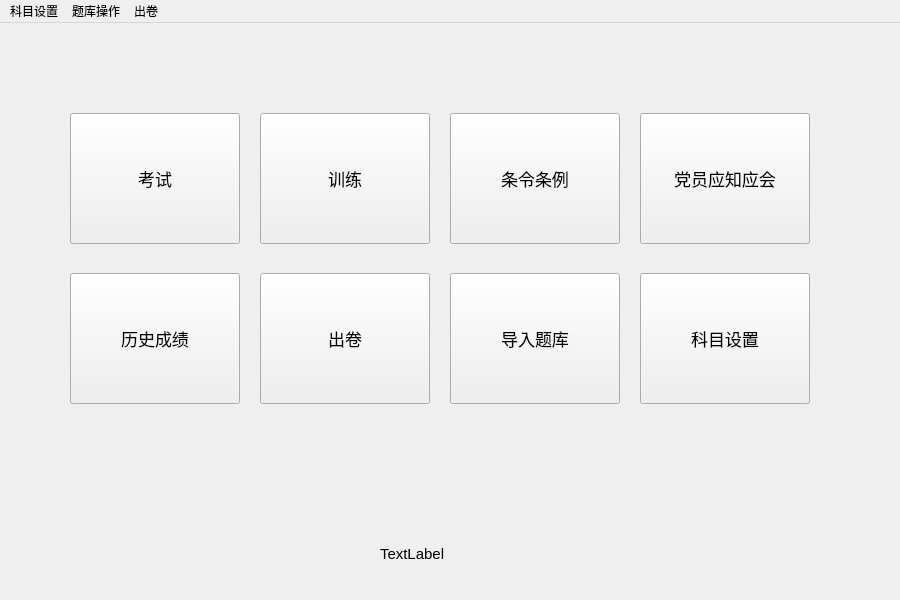
janonoly/exampc, file views/Main.ui: the form before one commit.
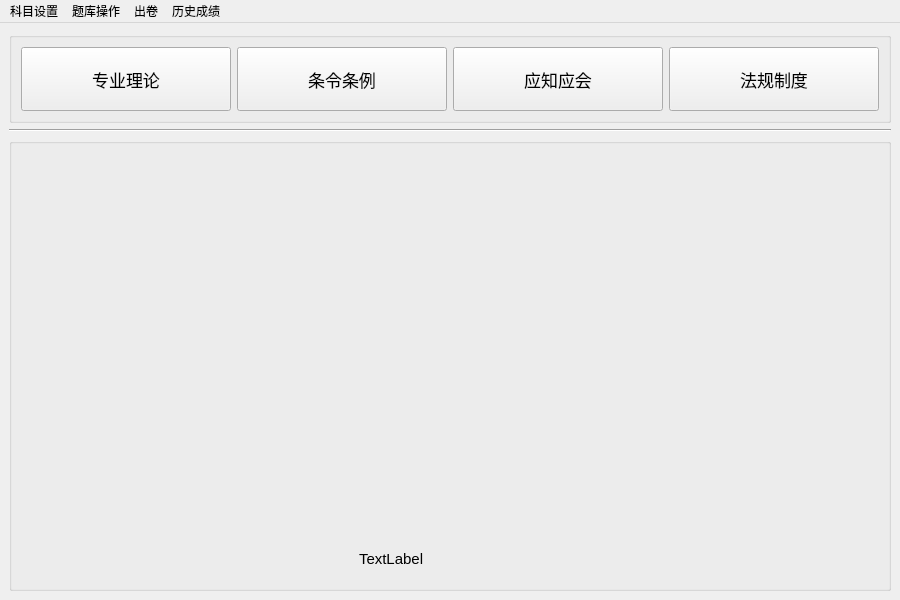
The form after the commit.

```diff
--- a/views/Main.ui
+++ b/views/Main.ui
@@ -35,14 +35,26 @@
    <bool>false</bool>
   </property>
   <widget class="QWidget" name="centralwidget">
+   <layout class="QVBoxLayout" name="verticalLayout">
+    <item>
+     <widget class="QGroupBox" name="groupBox">
+      <property name="sizePolicy">
+       <sizepolicy hsizetype="Preferred" vsizetype="Preferred">
+        <horstretch>0</horstretch>
+        <verstretch>1</verstretch>
+       </sizepolicy>
+      </property>
+      <property name="title">
+       <string/>
+      </property>
+      <layout class="QHBoxLayout" name="horizontalLayout">
+       <item>
    <widget class="QPushButton" name="pushButton">
-    <property name="geometry">
-     <rect>
-      <x>70</x>
-      <y>90</y>
-      <width>170</width>
-      <height>131</height>
-     </rect>
+         <property name="sizePolicy">
+          <sizepolicy hsizetype="Minimum" vsizetype="Expanding">
+           <horstretch>1</horstretch>
+           <verstretch>0</verstretch>
+          </sizepolicy>
     </property>
     <property name="font">
      <font>
@@ -50,17 +62,17 @@
      </font>
     </property>
     <property name="text">
-     <string>考试</string>
-    </property>
-   </widget>
+          <string>专业理论</string>
+         </property>
+        </widget>
+       </item>
+       <item>
    <widget class="QPushButton" name="pushButton_2">
-    <property name="geometry">
-     <rect>
-      <x>260</x>
-      <y>90</y>
-      <width>170</width>
-      <height>131</height>
-     </rect>
+         <property name="sizePolicy">
+          <sizepolicy hsizetype="Minimum" vsizetype="Expanding">
+           <horstretch>1</horstretch>
+           <verstretch>0</verstretch>
+          </sizepolicy>
     </property>
     <property name="font">
      <font>
@@ -68,16 +80,74 @@
      </font>
     </property>
     <property name="text">
-     <string>训练</string>
-    </property>
-   </widget>
+          <string>条令条例</string>
+         </property>
+        </widget>
+       </item>
+       <item>
+        <widget class="QPushButton" name="pushButton_8">
+         <property name="sizePolicy">
+          <sizepolicy hsizetype="Minimum" vsizetype="Expanding">
+           <horstretch>1</horstretch>
+           <verstretch>0</verstretch>
+          </sizepolicy>
+         </property>
+         <property name="font">
+          <font>
+           <pointsize>13</pointsize>
+          </font>
+         </property>
+         <property name="text">
+          <string>应知应会</string>
+         </property>
+        </widget>
+       </item>
+       <item>
+        <widget class="QPushButton" name="pushButton_7">
+         <property name="sizePolicy">
+          <sizepolicy hsizetype="Minimum" vsizetype="Expanding">
+           <horstretch>1</horstretch>
+           <verstretch>0</verstretch>
+          </sizepolicy>
+         </property>
+         <property name="font">
+          <font>
+           <pointsize>13</pointsize>
+          </font>
+         </property>
+         <property name="text">
+          <string>法规制度</string>
+         </property>
+        </widget>
+       </item>
+      </layout>
+     </widget>
+    </item>
+    <item>
+     <widget class="Line" name="line">
+      <property name="orientation">
+       <enum>Qt::Horizontal</enum>
+      </property>
+     </widget>
+    </item>
+    <item>
+     <widget class="QGroupBox" name="groupBox_2">
+      <property name="sizePolicy">
+       <sizepolicy hsizetype="Preferred" vsizetype="Preferred">
+        <horstretch>0</horstretch>
+        <verstretch>5</verstretch>
+       </sizepolicy>
+      </property>
+      <property name="title">
+       <string/>
+      </property>
    <widget class="QLabel" name="label">
     <property name="geometry">
      <rect>
-      <x>380</x>
-      <y>510</y>
-      <width>191</width>
-      <height>41</height>
+         <x>350</x>
+         <y>410</y>
+         <width>381</width>
+         <height>21</height>
      </rect>
     </property>
     <property name="font">
@@ -89,114 +159,9 @@
      <string>TextLabel</string>
     </property>
    </widget>
-   <widget class="QPushButton" name="pushButton_3">
-    <property name="geometry">
-     <rect>
-      <x>70</x>
-      <y>250</y>
-      <width>170</width>
-      <height>131</height>
-     </rect>
-    </property>
-    <property name="font">
-     <font>
-      <pointsize>13</pointsize>
-     </font>
-    </property>
-    <property name="text">
-     <string>历史成绩</string>
-    </property>
-   </widget>
-   <widget class="QPushButton" name="pushButton_4">
-    <property name="geometry">
-     <rect>
-      <x>450</x>
-      <y>250</y>
-      <width>170</width>
-      <height>131</height>
-     </rect>
-    </property>
-    <property name="font">
-     <font>
-      <pointsize>13</pointsize>
-     </font>
-    </property>
-    <property name="text">
-     <string>导入题库</string>
-    </property>
-   </widget>
-   <widget class="QPushButton" name="pushButton_5">
-    <property name="geometry">
-     <rect>
-      <x>260</x>
-      <y>250</y>
-      <width>170</width>
-      <height>131</height>
-     </rect>
-    </property>
-    <property name="font">
-     <font>
-      <pointsize>13</pointsize>
-     </font>
-    </property>
-    <property name="text">
-     <string>出卷</string>
-    </property>
-   </widget>
-   <widget class="QPushButton" name="pushButton_6">
-    <property name="geometry">
-     <rect>
-      <x>640</x>
-      <y>250</y>
-      <width>170</width>
-      <height>131</height>
-     </rect>
-    </property>
-    <property name="font">
-     <font>
-      <pointsize>13</pointsize>
-     </font>
-    </property>
-    <property name="text">
-     <string>科目设置</string>
-    </property>
-   </widget>
-   <widget class="QPushButton" name="pushButton_7">
-    <property name="geometry">
-     <rect>
-      <x>640</x>
-      <y>90</y>
-      <width>170</width>
-      <height>131</height>
-     </rect>
-    </property>
-    <property name="font">
-     <font>
-      <pointsize>13</pointsize>
-     </font>
-    </property>
-    <property name="text">
-     <string>党员应知应会</string>
-    </property>
-   </widget>
-   <widget class="QPushButton" name="pushButton_8">
-    <property name="geometry">
-     <rect>
-      <x>450</x>
-      <y>90</y>
-      <width>170</width>
-      <height>131</height>
-     </rect>
-    </property>
-    <property name="font">
-     <font>
-      <pointsize>13</pointsize>
-     </font>
-    </property>
-    <property name="text">
-     <string>条令条例</string>
-    </property>
-   </widget>
+     </widget>
+    </item>
+   </layout>
   </widget>
   <widget class="QMenuBar" name="menubar">
    <property name="geometry">
@@ -226,9 +191,16 @@
     </property>
     <addaction name="action_word_O"/>
    </widget>
+   <widget class="QMenu" name="menu_4">
+    <property name="title">
+     <string>历史成绩</string>
+    </property>
+    <addaction name="action_L"/>
+   </widget>
    <addaction name="menu_3"/>
    <addaction name="menu"/>
    <addaction name="menu_2"/>
+   <addaction name="menu_4"/>
   </widget>
   <action name="menuimpexl">
    <property name="text">
```
Left out of the diff: 5 changed lines with no effect on the pictures. Lines whose indentation alone changed are shown as unchanged.
